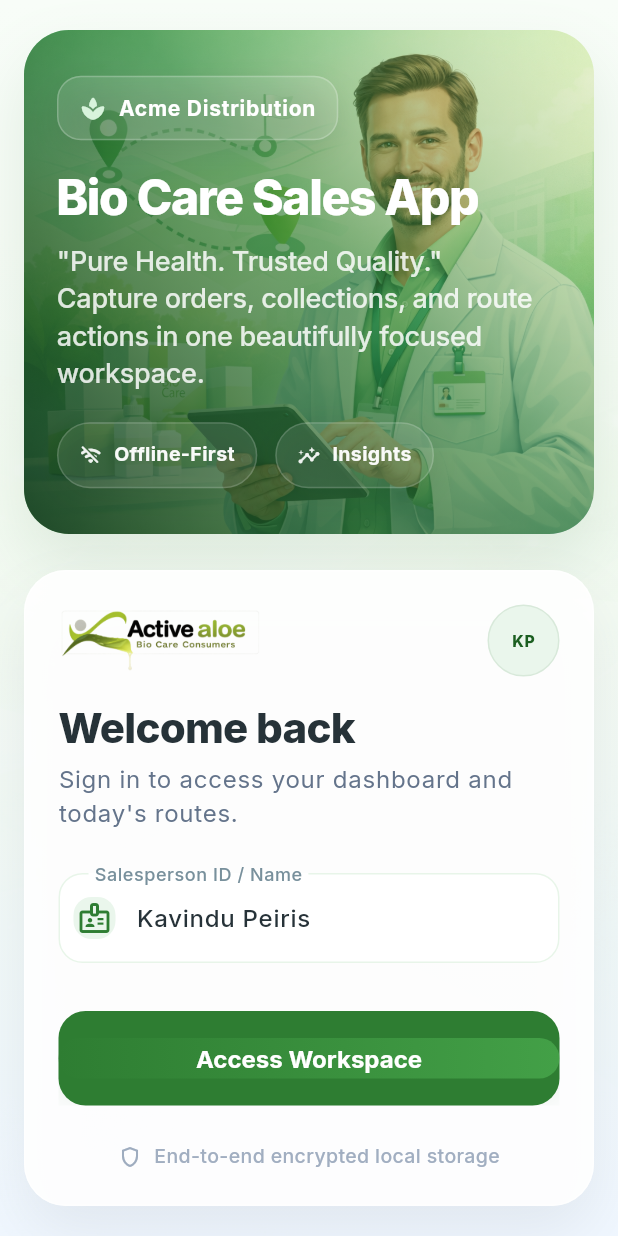
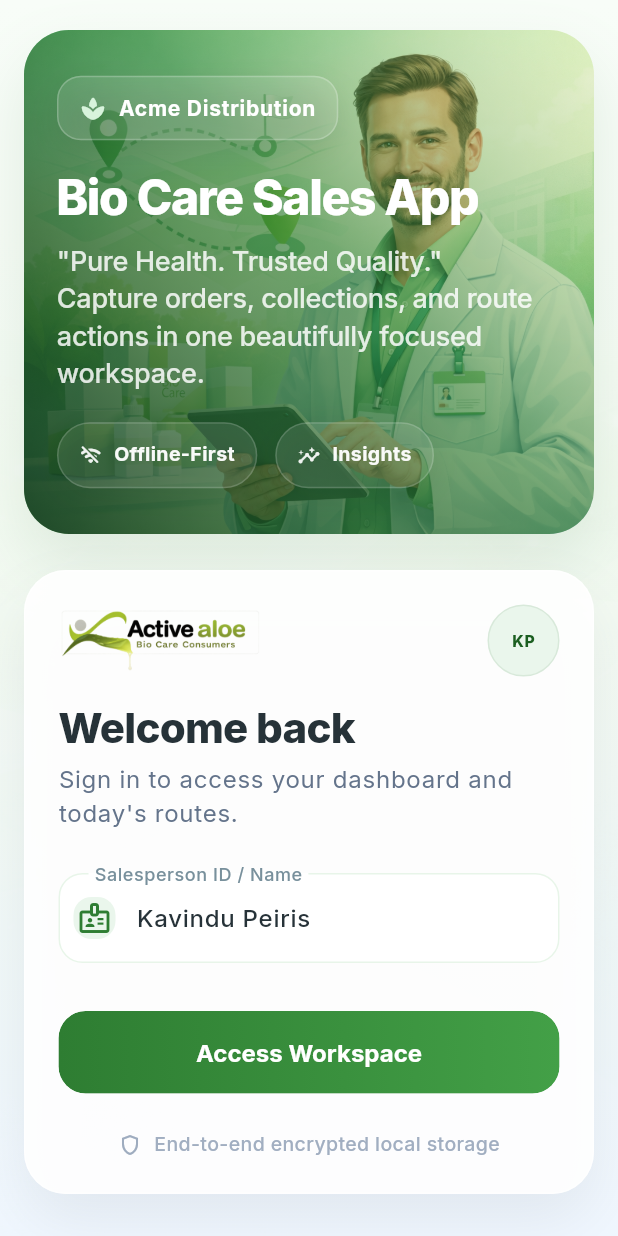
Before and after one commit to kspeiris/salesperson_mobile_app, a Flutter app: the screen it shows after launch, on a phone screen of 412 x 824 dp. Run offline on Flutter 3.47's test engine with Material 3 defaults, Android fonts, the phone set to English and light mode, and no system bars; our stand-ins replace file_picker, google_fonts, pdf, share_plus, sqflite; missing offline and left inert: mobile_scanner; accounts and stored records are empty.

Commit message:
Fix login button ui issue

```diff
--- a/lib/screens/auth/login_screen.dart
+++ b/lib/screens/auth/login_screen.dart
@@ -444,16 +444,24 @@
               SizedBox(
                 width: double.infinity,
                 child: FilledButton(
+                  clipBehavior: Clip.antiAlias,
                   onPressed: onSubmit,
                   style: FilledButton.styleFrom(
-                    backgroundColor: const Color(0xFF2E7D32),
+                    backgroundColor: Colors.transparent,
                     foregroundColor: Colors.white,
                     elevation: 0,
                     shadowColor: const Color(0x332E7D32),
-                    padding: const EdgeInsets.symmetric(vertical: 18),
+                    padding: EdgeInsets.zero,
                     shape: RoundedRectangleBorder(
                       borderRadius: BorderRadius.circular(18),
                     ),
+                  ).copyWith(
+                    overlayColor:
+                        const WidgetStatePropertyAll(Color(0x142E7D32)),
+                    backgroundColor:
+                        const WidgetStatePropertyAll(Colors.transparent),
+                    shadowColor:
+                        const WidgetStatePropertyAll(Colors.transparent),
                   ),
                   child: Ink(
                     decoration: BoxDecoration(
@@ -475,7 +483,8 @@
                       ],
                     ),
                     child: const Padding(
-                      padding: EdgeInsets.symmetric(vertical: 4),
+                      padding:
+                          EdgeInsets.symmetric(horizontal: 20, vertical: 18),
                       child: Center(
                         child: Text(
                           'Access Workspace',
```
